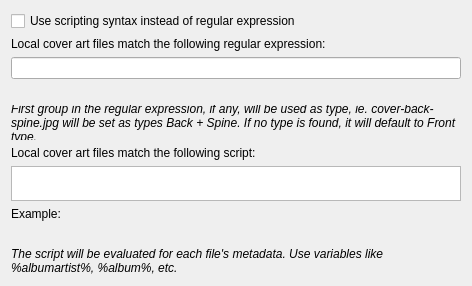
Above: ui/provider_options_local.ui from metabrainz/picard before the change. Below: the same form after it.
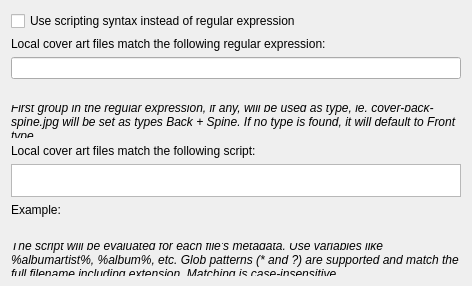
That is the form after the change. Custom widgets are drawn as their Qt base class.

Commit message:
PICARD-1044: Add glob pattern and case-insensitive matching for script mode
Use fnmatch for glob pattern matching (* and ?) instead of exact
filename comparison. Matching is now case-insensitive.

This addresses review feedback from phw suggesting glob matching
and case-insensitive support to make the script mode more useful
for partial matches.

```diff
--- a/ui/provider_options_local.ui
+++ b/ui/provider_options_local.ui
@@ -102,7 +102,7 @@
       </font>
      </property>
      <property name="text">
-      <string>The script will be evaluated for each file's metadata. Use variables like %albumartist%, %album%, etc.</string>
+      <string>The script will be evaluated for each file's metadata. Use variables like %albumartist%, %album%, etc. Glob patterns (* and ?) are supported and match the full filename including extension. Matching is case-insensitive.</string>
      </property>
      <property name="wordWrap">
       <bool>true</bool>
```
The commit also changes 2 other files.
